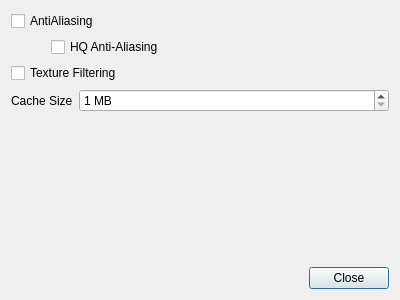
Qt form plugins/osmrenderer/brsettingsdialog.ui (shentok/MoNav) before a commit.
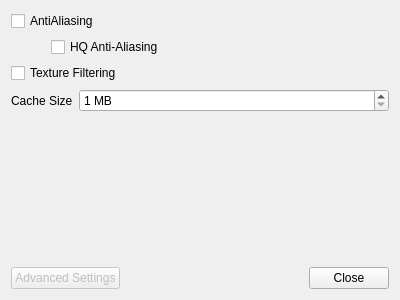
The same form after that commit.

The edit to the form file:
```diff
--- a/plugins/osmrenderer/brsettingsdialog.ui
+++ b/plugins/osmrenderer/brsettingsdialog.ui
@@ -91,6 +91,16 @@
    </item>
    <item>
     <layout class="QHBoxLayout" name="horizontalLayout_2">
+     <item>
+      <widget class="QPushButton" name="advanced">
+       <property name="enabled">
+        <bool>false</bool>
+       </property>
+       <property name="text">
+        <string>Advanced Settings</string>
+       </property>
+      </widget>
+     </item>
      <item>
       <spacer name="horizontalSpacer">
        <property name="orientation">
```
